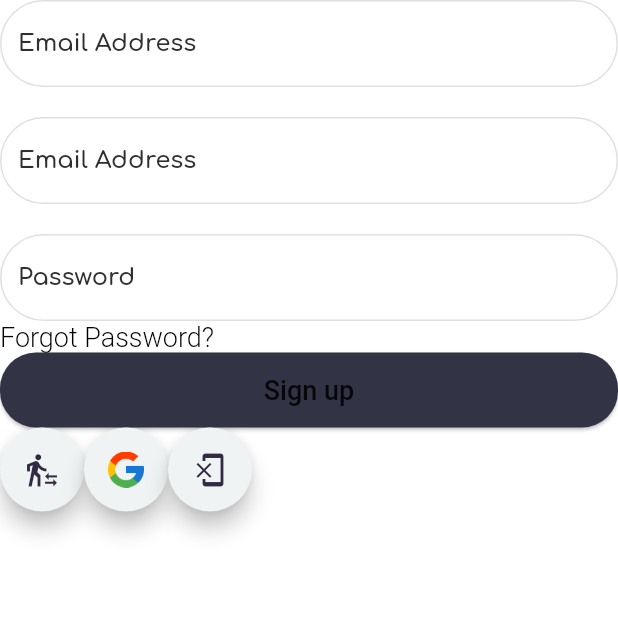
After one commit to david-legend/login_catalog, a Flutter app: the SignUp4 screen opened directly, on a phone screen of 412 x 824 dp, the top half of it. The commit adds this screen. Run offline on Flutter 3.47's test engine with Material 2 defaults, Android fonts, the phone set to English and light mode, and no system bars; our stand-ins replace auto_route, flutter_feather_icons, google_fonts, rxdart.

Commit message:
skeleton for signup added

```diff
--- /dev/null
+++ b/lib/screens/login_design_4/signup.dart
@@ -0,0 +1,85 @@
+import 'package:flutter/material.dart';
+import 'package:logincatalog/values/values.dart';
+import 'package:logincatalog/widgets/custom_button.dart';
+import 'package:logincatalog/widgets/custom_text_form_field.dart';
+import 'package:logincatalog/widgets/spaces.dart';
+
+class SignUp4 extends StatelessWidget {
+  @override
+  Widget build(BuildContext context) {
+    return Scaffold(
+      body: Container(
+        child: Column(
+          children: <Widget>[
+            CustomTextFormField(
+              textInputType: TextInputType.text,
+              labelText: StringConst.EMAIL_ADDRESS,
+              border: Borders.outlineBorder,
+              enabledBorder: Borders.outlineEnabledBorder,
+              focusedBorder: Borders.outlineFocusedBorder,
+              labelStyle: Styles.customTextStyle2(),
+              hintTextStyle: Styles.customTextStyle2(),
+              textStyle: Styles.customTextStyle2(),
+            ),
+            SpaceH20(),
+            CustomTextFormField(
+              textInputType: TextInputType.text,
+              labelText: StringConst.EMAIL_ADDRESS,
+              border: Borders.outlineBorder,
+              enabledBorder: Borders.outlineEnabledBorder,
+              focusedBorder: Borders.outlineFocusedBorder,
+              labelStyle: Styles.customTextStyle2(),
+              hintTextStyle: Styles.customTextStyle2(),
+              textStyle: Styles.customTextStyle2(),
+            ),
+            SpaceH20(),
+            CustomTextFormField(
+              textInputType: TextInputType.text,
+              labelText: StringConst.PASSWORD,
+              obscured: true,
+              border: Borders.outlineBorder,
+              enabledBorder: Borders.outlineEnabledBorder,
+              focusedBorder: Borders.outlineFocusedBorder,
+              labelStyle: Styles.customTextStyle2(),
+              hintTextStyle: Styles.customTextStyle2(),
+              textStyle: Styles.customTextStyle2(),
+            ),
+            Row(
+              children: <Widget>[
+                Text(StringConst.FORGOT_PASSWORD),
+              ],
+            ),
+            CustomButton(
+              title: StringConst.SIGN_UP,
+              onPressed: () {},
+            ),
+
+            Row(
+              children: <Widget>[
+                FloatingActionButton(
+                  onPressed: () {},
+                  child: Icon(Icons.transfer_within_a_station),
+                  heroTag: "twitter",
+                ),
+                FloatingActionButton(
+                  onPressed: () {},
+                  child: Image.asset(
+                    ImagePath.GOOGLE_LOGO,
+                    height: Sizes.HEIGHT_24,
+                    width: Sizes.WIDTH_24,
+                  ),
+                  heroTag: "google",
+                ),
+                FloatingActionButton(
+                  onPressed: () {},
+                  child: Icon(Icons.phonelink_erase),
+                  heroTag: "linkedIn",
+                ),
+              ],
+            ),
+          ],
+        ),
+      ),
+    );
+  }
+}
--- a/lib/values/strings.dart
+++ b/lib/values/strings.dart
@@ -35,6 +35,7 @@ class StringConst {
 
   static const String ALREADY_HAVE_AN_ACCOUNT = "Already have an account ?";
   static const String FORGOT_PASSWORD = "Forgot Password?";
+  static const String ACCEPT_TERMS = "I accept the policy and terms";
   static const String REMEMBER_ME = "Remember me";
   static const String ALREADY_REGISTERED = "Already Registered?";
   static const String DONT_HAVE_AN_ACCOUNT = "Don't have an account ?";
```
